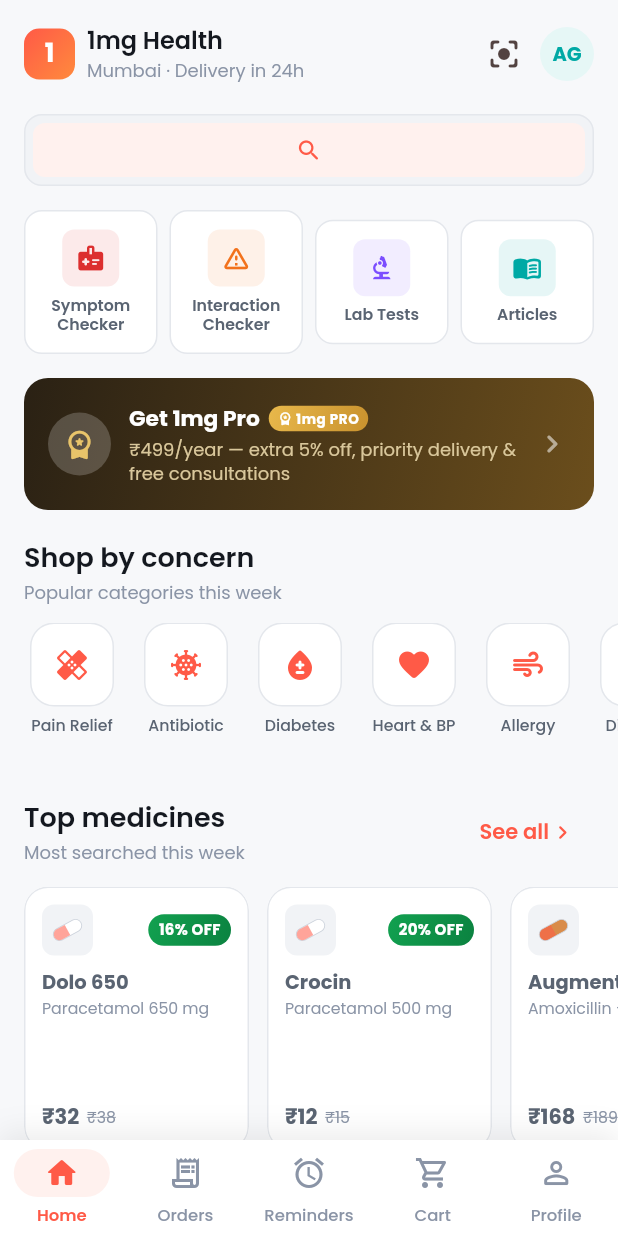
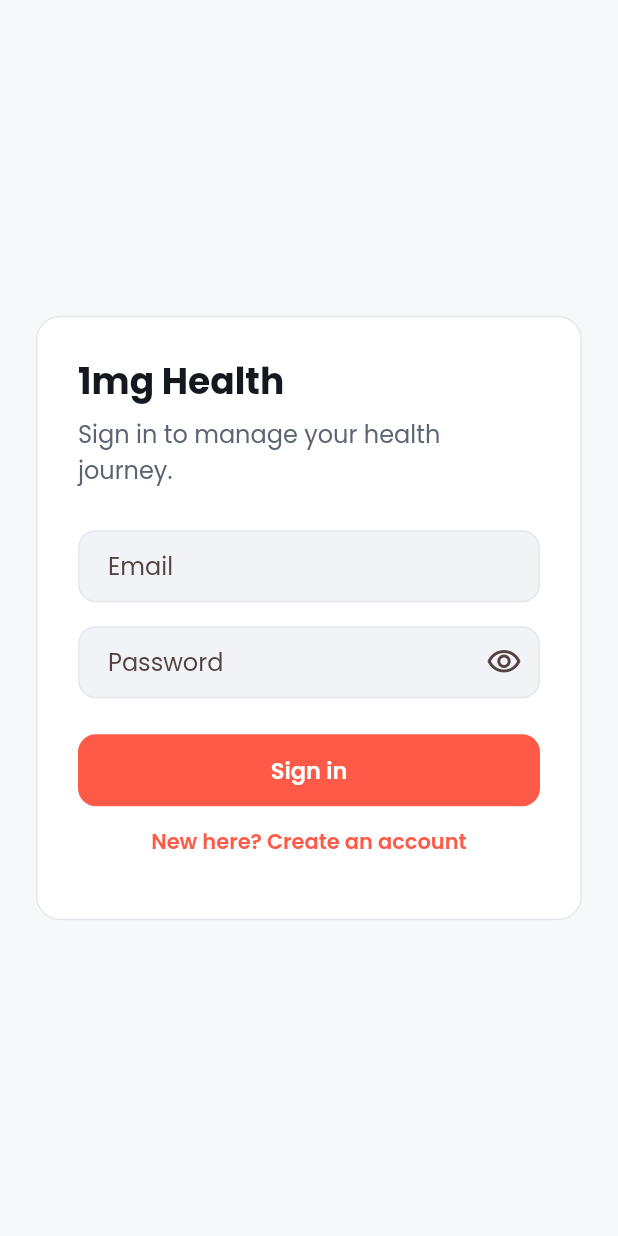
Before and after one commit to AnoopG7/1mg, a Flutter app: the screen it shows after launch, on a phone screen of 412 x 824 dp. Run offline on Flutter 3.47's test engine with Material 3 defaults, Android fonts, the phone set to English and light mode, and no system bars; our stand-ins replace cloud_firestore, firebase_auth, firebase_core, fl_chart, google_fonts, image_picker and 2 more; accounts and stored records are empty.

Commit message:
feat(auth): add Firebase email authentication

```diff
--- /dev/null
+++ b/lib/features/auth/auth_gate.dart
@@ -0,0 +1,20 @@
+import 'package:flutter/material.dart';
+import 'package:provider/provider.dart';
+
+import '../../providers/auth_provider.dart';
+import '../shell/app_shell.dart';
+import 'auth_screen.dart';
+
+class AuthGate extends StatelessWidget {
+  const AuthGate({super.key});
+
+  @override
+  Widget build(BuildContext context) {
+    final auth = context.watch<AuthProvider?>();
+    if (auth == null) return const AppShell();
+    if (auth.loading) {
+      return const Scaffold(body: Center(child: CircularProgressIndicator()));
+    }
+    return auth.isSignedIn ? const AppShell() : const AuthScreen();
+  }
+}
--- /dev/null
+++ b/lib/features/auth/auth_screen.dart
@@ -0,0 +1,170 @@
+import 'package:flutter/material.dart';
+import 'package:provider/provider.dart';
+
+import '../../providers/auth_provider.dart';
+
+class AuthScreen extends StatefulWidget {
+  const AuthScreen({super.key});
+
+  @override
+  State<AuthScreen> createState() => _AuthScreenState();
+}
+
+class _AuthScreenState extends State<AuthScreen> {
+  final _formKey = GlobalKey<FormState>();
+  final _nameController = TextEditingController();
+  final _emailController = TextEditingController();
+  final _passwordController = TextEditingController();
+  bool _registering = false;
+  bool _obscurePassword = true;
+
+  @override
+  Widget build(BuildContext context) {
+    final auth = context.watch<AuthProvider>();
+    return Scaffold(
+      body: Center(
+        child: SingleChildScrollView(
+          padding: const EdgeInsets.all(24),
+          child: ConstrainedBox(
+            constraints: const BoxConstraints(maxWidth: 440),
+            child: Card(
+              child: Padding(
+                padding: const EdgeInsets.all(28),
+                child: Form(
+                  key: _formKey,
+                  child: Column(
+                    crossAxisAlignment: CrossAxisAlignment.stretch,
+                    children: [
+                      Text(
+                        '1mg Health',
+                        style: Theme.of(context).textTheme.headlineMedium,
+                      ),
+                      const SizedBox(height: 8),
+                      Text(
+                        _registering
+                            ? 'Create your account to continue.'
+                            : 'Sign in to manage your health journey.',
+                        style: Theme.of(context).textTheme.bodyLarge,
+                      ),
+                      const SizedBox(height: 28),
+                      if (_registering) ...[
+                        TextFormField(
+                          controller: _nameController,
+                          textCapitalization: TextCapitalization.words,
+                          autofillHints: const [AutofillHints.name],
+                          decoration: const InputDecoration(
+                            labelText: 'Full name',
+                            prefixIcon: Icon(Icons.person_outline_rounded),
+                          ),
+                          validator: (value) {
+                            if (value == null || value.trim().length < 2) {
+                              return 'Enter your full name';
+                            }
+                            return null;
+                          },
+                        ),
+                        const SizedBox(height: 16),
+                      ],
+                      TextFormField(
+                        controller: _emailController,
+                        keyboardType: TextInputType.emailAddress,
+                        autofillHints: const [AutofillHints.email],
+                        decoration: const InputDecoration(labelText: 'Email'),
+                        validator: (value) {
+                          if (value == null || !value.contains('@')) {
+                            return 'Enter a valid email address';
+                          }
+                          return null;
+                        },
+                      ),
+                      const SizedBox(height: 16),
+                      TextFormField(
+                        controller: _passwordController,
+                        obscureText: _obscurePassword,
+                        autofillHints: const [AutofillHints.password],
+                        decoration: InputDecoration(
+                          labelText: 'Password',
+                          suffixIcon: IconButton(
+                            tooltip: 'Show password',
+                            onPressed: () => setState(
+                              () => _obscurePassword = !_obscurePassword,
+                            ),
+                            icon: Icon(
+                              _obscurePassword
+                                  ? Icons.visibility_outlined
+                                  : Icons.visibility_off_outlined,
+                            ),
+                          ),
+                        ),
+                        validator: (value) {
+                          if (value == null || value.length < 6) {
+                            return 'Use at least 6 characters';
+                          }
+                          return null;
+                        },
+                      ),
+                      if (auth.errorMessage != null) ...[
+                        const SizedBox(height: 16),
+                        Text(
+                          auth.errorMessage!,
+                          style: TextStyle(
+                            color: Theme.of(context).colorScheme.error,
+                          ),
+                        ),
+                      ],
+                      const SizedBox(height: 24),
+                      FilledButton(
+                        onPressed: auth.loading ? null : _submit,
+                        child: auth.loading
+                            ? const SizedBox(
+                                height: 20,
+                                width: 20,
+                                child: CircularProgressIndicator(strokeWidth: 2),
+                              )
+                            : Text(_registering ? 'Create account' : 'Sign in'),
+                      ),
+                      TextButton(
+                        onPressed: auth.loading
+                            ? null
+                            : () => setState(() {
+                                  _registering = !_registering;
+                                }),
+                        child: Text(
+                          _registering
+                              ? 'Already have an account? Sign in'
+                              : 'New here? Create an account',
+                        ),
+                      ),
+                    ],
+                  ),
+                ),
+              ),
+            ),
+          ),
+        ),
+      ),
+    );
+  }
+
+  Future<void> _submit() async {
+    if (!_formKey.currentState!.validate()) return;
+    final auth = context.read<AuthProvider>();
+    if (_registering) {
+      await auth.register(
+        _nameController.text,
+        _emailController.text,
+        _passwordController.text,
+      );
+    } else {
+      await auth.signIn(_emailController.text, _passwordController.text);
+    }
+  }
+
+  @override
+  void dispose() {
+    _nameController.dispose();
+    _emailController.dispose();
+    _passwordController.dispose();
+    super.dispose();
+  }
+}
--- a/lib/main.dart
+++ b/lib/main.dart
@@ -1,9 +1,12 @@
 import 'package:flutter/material.dart';
+import 'package:firebase_core/firebase_core.dart';
 import 'package:provider/provider.dart';
 
 import 'core/services/storage_service.dart';
 import 'core/theme/app_theme.dart';
-import 'features/shell/app_shell.dart';
+import 'features/auth/auth_gate.dart';
+import 'firebase_options.dart';
+import 'providers/auth_provider.dart';
 import 'providers/cart_provider.dart';
 import 'providers/interaction_provider.dart';
 import 'providers/lab_provider.dart';
@@ -16,17 +19,43 @@
 
 Future<void> main() async {
   WidgetsFlutterBinding.ensureInitialized();
+  await Firebase.initializeApp(options: DefaultFirebaseOptions.currentPlatform);
   final storage = await StorageService.init();
 
   runApp(
     MultiProvider(
       providers: [
+        ChangeNotifierProvider(create: (_) => AuthProvider()),
         ChangeNotifierProvider(create: (_) => CartProvider(storage)),
         ChangeNotifierProvider(create: (_) => OrderProvider(storage)),
         ChangeNotifierProvider(create: (_) => ReminderProvider(storage)),
-        ChangeNotifierProvider(create: (_) => ProProvider(storage)),
-        ChangeNotifierProvider(create: (_) => SavedProvider(storage)),
-        ChangeNotifierProvider(create: (_) => ProfileProvider(storage)),
+        ChangeNotifierProxyProvider<AuthProvider, ProProvider>(
+          create: (_) => ProProvider(storage),
+          update: (_, auth, pro) {
+            final value = pro ?? ProProvider(storage);
+            value.syncAccountName(auth.accountName);
+            return value;
+          },
+        ),
+        ChangeNotifierProxyProvider<AuthProvider, SavedProvider>(
+          create: (_) => SavedProvider(storage),
+          update: (_, auth, saved) {
+            final value = saved ?? SavedProvider(storage);
+            value.syncAccountName(auth.accountName);
+            return value;
+          },
+        ),
+        ChangeNotifierProxyProvider<AuthProvider, ProfileProvider>(
+          create: (_) => ProfileProvider(storage),
+          update: (_, auth, profile) {
+            final value = profile ?? ProfileProvider(storage);
+            value.syncFromAccount(
+              name: auth.accountName,
+              email: auth.user?.email,
+            );
+            return value;
+          },
+        ),
         ChangeNotifierProvider(create: (_) => LabProvider(storage)),
         ChangeNotifierProvider(create: (_) => SymptomProvider()),
         ChangeNotifierProvider(create: (_) => InteractionProvider()),
@@ -58,7 +87,7 @@
           child: child ?? const SizedBox.shrink(),
         );
       },
-      home: const AppShell(),
+      home: const AuthGate(),
     );
   }
 }
--- /dev/null
+++ b/lib/providers/auth_provider.dart
@@ -0,0 +1,126 @@
+import 'dart:async';
+
+import 'package:cloud_firestore/cloud_firestore.dart';
+import 'package:firebase_auth/firebase_auth.dart';
+import 'package:flutter/foundation.dart';
+
+import '../core/services/firestore_service.dart';
+
+class AuthProvider extends ChangeNotifier {
+  AuthProvider() {
+    _subscription = FirebaseAuth.instance.authStateChanges().listen((user) {
+      _user = user;
+      _loading = false;
+      if (user != null) {
+        unawaited(_syncUserDocument(user));
+        unawaited(FirestoreService.seedCatalogue());
+      }
+      notifyListeners();
+    });
+  }
+
+  final FirebaseAuth _auth = FirebaseAuth.instance;
+  StreamSubscription<User?>? _subscription;
+  User? _user;
+  bool _loading = true;
+  String? _errorMessage;
+
+  User? get user => _user;
+  bool get loading => _loading;
+  bool get isSignedIn => _user != null;
+  String? get errorMessage => _errorMessage;
+  String? get accountName {
+    final displayName = _user?.displayName?.trim();
+    if (displayName != null && displayName.isNotEmpty) return displayName;
+    final emailName = _user?.email?.split('@').first.trim();
+    if (emailName == null || emailName.isEmpty) return null;
+    return emailName
+        .split(RegExp(r'[._-]+'))
+        .where((part) => part.isNotEmpty)
+        .map((part) => '${part[0].toUpperCase()}${part.substring(1)}')
+        .join(' ');
+  }
+
+  Future<bool> signIn(String email, String password) async {
+    return _run(() => _auth.signInWithEmailAndPassword(
+          email: email.trim(),
+          password: password,
+        ));
+  }
+
+  Future<bool> register(
+    String name,
+    String email,
+    String password,
+  ) async {
+    return _run(() async {
+      final credential = await _auth.createUserWithEmailAndPassword(
+        email: email.trim(),
+        password: password,
+      );
+      await credential.user?.updateDisplayName(name.trim());
+      await credential.user?.reload();
+      return credential;
+    });
+  }
+
+  Future<void> signOut() => _auth.signOut();
+
+  Future<void> _syncUserDocument(User user) async {
+    try {
+      await FirebaseFirestore.instance.collection('users').doc(user.uid).set(
+        {
+          'displayName': user.displayName,
+          'email': user.email,
+          'lastLoginAt': FieldValue.serverTimestamp(),
+          'updatedAt': FieldValue.serverTimestamp(),
+        },
+        SetOptions(merge: true),
+      );
+    } on FirebaseException {
+      // Authentication should remain usable if Firestore is unavailable.
+    }
+  }
+
+  Future<bool> _run(Future<UserCredential> Function() action) async {
+    _errorMessage = null;
+    _loading = true;
+    notifyListeners();
+    try {
+      final credential = await action();
+      _user = _auth.currentUser ?? credential.user;
+      if (_user != null) await _syncUserDocument(_user!);
+      return true;
+    } on FirebaseAuthException catch (error) {
+      _errorMessage = _messageFor(error.code);
+      return false;
+    } finally {
+      _loading = false;
+      notifyListeners();
+    }
+  }
+
+  String _messageFor(String code) {
+    switch (code) {
+      case 'invalid-credential':
+      case 'invalid-login-credentials':
+        return 'The email or password is incorrect.';
+      case 'email-already-in-use':
+        return 'An account with this email already exists.';
+      case 'weak-password':
+        return 'Use a password with at least 6 characters.';
+      case 'invalid-email':
+        return 'Enter a valid email address.';
+      case 'network-request-failed':
+        return 'Network unavailable. Please try again.';
+      default:
+        return 'Authentication failed. Please try again.';
+    }
+  }
+
+  @override
+  void dispose() {
+    _subscription?.cancel();
+    super.dispose();
+  }
+}
--- a/lib/providers/profile_provider.dart
+++ b/lib/providers/profile_provider.dart
@@ -79,6 +79,23 @@
 
   UserProfile get profile => _profile;
 
+  void syncFromAccount({String? name, String? email}) {
+    final accountName = name?.trim();
+    final accountEmail = email?.trim();
+    if ((accountName == null || accountName.isEmpty) &&
+        (accountEmail == null || accountEmail.isEmpty)) {
+      return;
+    }
+    final next = _profile.copyWith(
+      name: accountName?.isEmpty ?? true ? null : accountName,
+      email: accountEmail?.isEmpty ?? true ? null : accountEmail,
+    );
+    if (next.name == _profile.name && next.email == _profile.email) return;
+    _profile = next;
+    _storage.writeString(_key, jsonEncode(_profile.toJson()));
+    notifyListeners();
+  }
+
   UserProfile _read() {
     final raw = _storage.readString(_key);
     if (raw.isEmpty) return UserProfile.defaultProfile;
```
Also changed, not shown: lib/features/profile/profile_screen.dart (+10 -0 lines), lib/providers/pro_provider.dart (+11 -1 lines), lib/providers/saved_provider.dart (+21 -0 lines), lib/firebase_options.dart (added).
